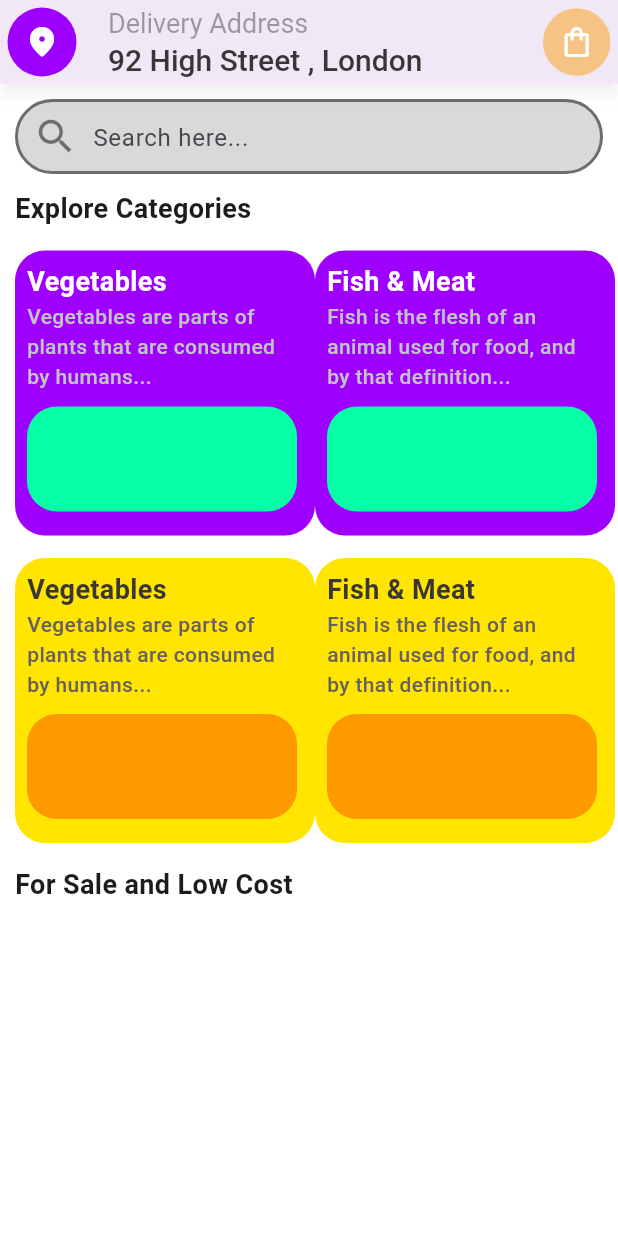
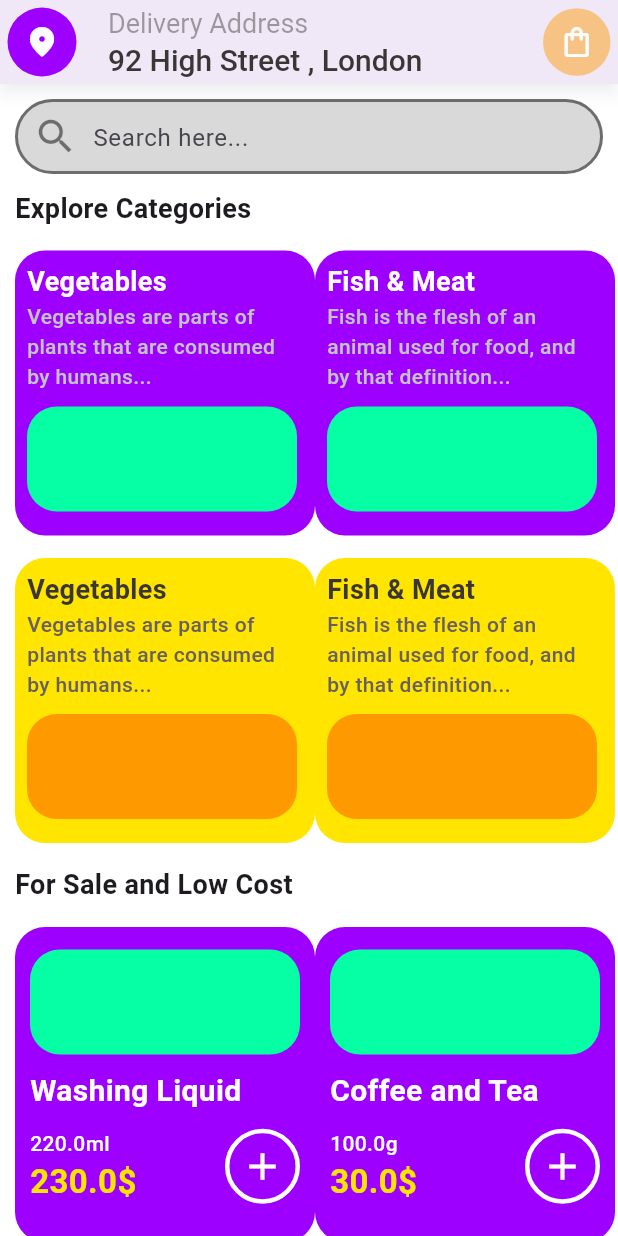
Before and after one commit to pamodmalith/flutter-grocery-app, a Flutter app: the screen it shows after launch, on a phone screen of 412 x 824 dp. Run offline on Flutter 3.47's test engine with Material 3 defaults, Android fonts, the phone set to English and light mode, and no system bars.

Commit message:
Add product price card

```diff
--- a/lib/pages/home_page/home_page.dart
+++ b/lib/pages/home_page/home_page.dart
@@ -3,6 +3,7 @@ import 'package:flutter/material.dart';
 import 'package:flutter_grocery_app/widgets/appbar/app_bar.dart';
 import 'package:flutter_grocery_app/pages/home_page/widgets/search_bar.dart';
 import 'package:flutter_grocery_app/widgets/reusable/product_card.dart';
+import 'package:flutter_grocery_app/widgets/reusable/product_price_card.dart';
 
 class HomePage extends StatelessWidget {
   const HomePage({super.key});
@@ -83,6 +84,24 @@ class HomePage extends StatelessWidget {
                 style: TextStyle(fontSize: 18, fontWeight: FontWeight.bold),
               ),
               const SizedBox(height: 15),
+              Row(
+                mainAxisAlignment: MainAxisAlignment.spaceBetween,
+                children: [
+                  ProductPriceCard(
+                    title: "Washing Liquid",
+                    price: 230,
+                    amount: 220,
+                    unit: "ml",
+                  ),
+                  ProductPriceCard(
+                    title: "Coffee and Tea",
+                    price: 30,
+                    amount: 100,
+                    unit: "g",
+                  ),
+                ],
+              ),
+              const SizedBox(height: 10),
             ],
           ),
         ),
--- /dev/null
+++ b/lib/widgets/reusable/product_price_card.dart
@@ -0,0 +1,105 @@
+import 'package:flutter/material.dart';
+
+class ProductPriceCard extends StatelessWidget {
+  final String title;
+  final double amount;
+  final double price;
+  final String unit;
+  // final Color titleColor;
+  // final Color descColor;
+  // final Color mainBoxColor;
+  // final Color smallBoxColor;
+
+  const ProductPriceCard({
+    super.key,
+    required this.title,
+    required this.price,
+    required this.amount,
+    required this.unit,
+    // required this.titleColor,
+    // required this.descColor,
+    // required this.mainBoxColor,
+    // required this.smallBoxColor,
+  });
+
+  final double cardHeigh = 210;
+  final double cardWidth = 200;
+
+  @override
+  Widget build(BuildContext context) {
+    return Container(
+      height: cardHeigh,
+      width: cardWidth,
+      decoration: BoxDecoration(
+        borderRadius: BorderRadius.circular(20),
+        color: Color(0xFF9E00FF),
+      ),
+      child: Padding(
+        padding: const EdgeInsets.symmetric(horizontal: 10, vertical: 15),
+        child: Column(
+          crossAxisAlignment: CrossAxisAlignment.start,
+          children: [
+            Container(
+              width: 180,
+              height: 70,
+              decoration: BoxDecoration(
+                borderRadius: BorderRadius.circular(20),
+                color: Color(0xFF06FFA5),
+              ),
+            ),
+            SizedBox(height: 10),
+            Text(
+              title,
+              style: TextStyle(
+                fontSize: 20,
+                fontWeight: FontWeight.w600,
+                color: Colors.white,
+              ),
+            ),
+            SizedBox(height: 10),
+            Row(
+              mainAxisAlignment: MainAxisAlignment.spaceBetween,
+              children: [
+                Column(
+                  crossAxisAlignment: CrossAxisAlignment.start,
+                  children: [
+                    Text(
+                      amount.toString() + unit,
+                      style: TextStyle(
+                        fontSize: 14,
+                        fontWeight: FontWeight.w500,
+                        color: Colors.white,
+                        // color: descColor,
+                      ),
+                    ),
+                    Text(
+                      "$price\$",
+                      style: TextStyle(
+                        fontSize: 22,
+                        fontWeight: FontWeight.w700,
+                        color: Color(0xFFFFE500),
+                        // color: descColor,
+                      ),
+                    ),
+                  ],
+                ),
+                Container(
+                  width: 50,
+                  height: 50,
+                  decoration: BoxDecoration(
+                    borderRadius: BorderRadius.circular(100),
+                    border: Border.all(color: Colors.white, width: 3),
+                  ),
+                  child: Center(
+                    child: Icon(Icons.add, color: Colors.white, size: 30),
+                  ),
+                ),
+              ],
+            ),
+            SizedBox(height: 10),
+          ],
+        ),
+      ),
+    );
+  }
+}
```
